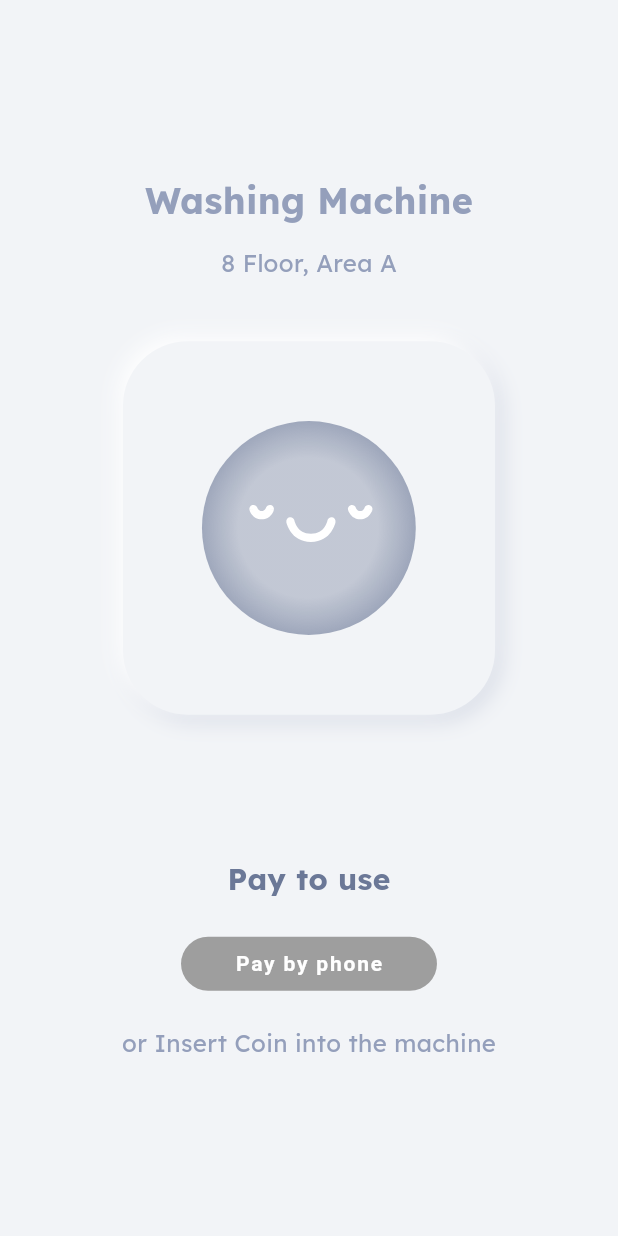
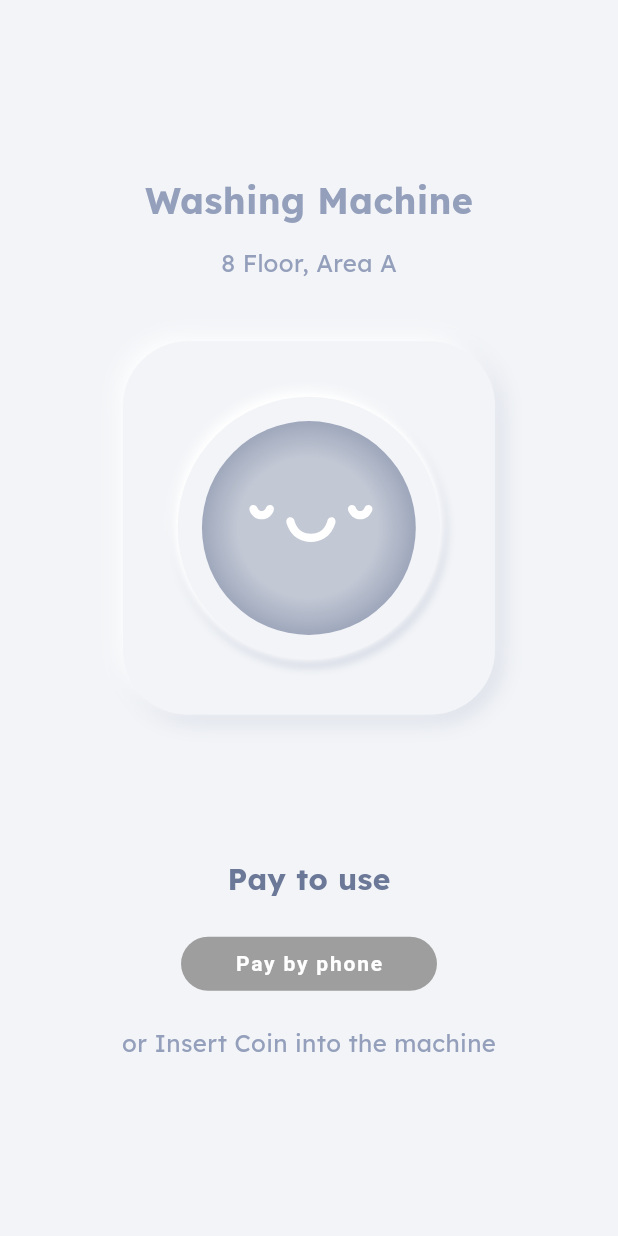
Before and after one commit to FooJiaYin/laundry-savior, a Flutter app: the BottomTabNavigationPage screen opened by its route, after a tap on an icon or button, on a phone screen of 412 x 824 dp. Run offline on Flutter 3.47's test engine with Material 2 defaults, Android fonts, the phone set to English and light mode, and no system bars; our stand-ins replace dio, flutter_svg, shared_preferences; accounts and stored records are empty; network calls fail.

Commit message:
fix: Drop shadow on machine image

```diff
--- a/lib/views/screens/machine.dart
+++ b/lib/views/screens/machine.dart
@@ -9,6 +9,7 @@ import '../../utils/string.dart';
 import '../components/neumorphic_container.dart';
 import '../widgets/button.dart';
 import '../widgets/scaffold_page.dart';
+import '../widgets/shape.dart';
 
 enum UseStep { pay, mode, using }
 
@@ -31,7 +32,13 @@ class _MachinePageState extends State<MachinePage> {
         width: null,
         padding: const EdgeInsets.all(32),
         borderRadius: 43.0,
-        child: SvgPicture.asset('assets/images/machine_${data.status.code.name}.svg'),
+        child: Circle(
+          shadows: [
+            BoxShadow(color: ThemeColors.grey.withOpacity(0.38), offset: const Offset(1, 2), blurRadius: 4, spreadRadius: -1),
+            const BoxShadow(color: Colors.white, offset: const Offset(-1, -2), blurRadius: 4, spreadRadius: -1),
+          ],
+          child: SvgPicture.asset('assets/images/machine_${data.status.code.name}.svg'),
+        ),
       );
 
   @override
--- a/lib/views/widgets/shape.dart
+++ b/lib/views/widgets/shape.dart
@@ -10,6 +10,8 @@ class Circle extends StatelessWidget {
     this.color,
     this.borderColor,
     this.borderWidth,
+    this.shadows,
+    this.child,
   }) : super(key: key);
 
   final double? size;
@@ -18,6 +20,8 @@ class Circle extends StatelessWidget {
   final Color? color;
   final Color? borderColor;
   final double? borderWidth;
+  final List<BoxShadow>? shadows;
+  final Widget? child;
 
   @override
   Widget build(BuildContext context) {
@@ -29,9 +33,11 @@ class Circle extends StatelessWidget {
           color: borderColor ?? Colors.transparent,
           width: borderWidth ?? 0,
         ),
+        boxShadow: shadows,
       ),
-      width: width ?? size ?? 5,
-      height: height ?? size ?? 5,
+      width: width ?? size,
+      height: height ?? size,
+      child: child,
     );
   }
 }
```
